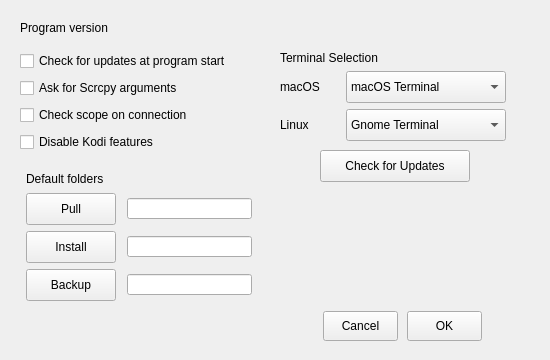
Qt form adbprefdialog.ui (Eliminater74/adblink) before a commit.
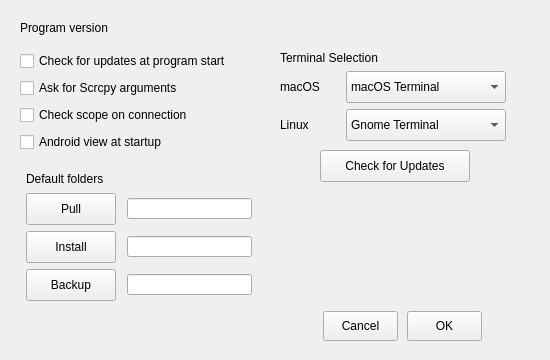
The same form after that commit.

Commit message: memory leaks from version checks fixed

The edit to the form file:
```diff
--- a/adbprefdialog.ui
+++ b/adbprefdialog.ui
@@ -176,7 +176,7 @@
     <item>
      <widget class="QCheckBox" name="startview">
       <property name="text">
-       <string>Disable Kodi features</string>
+       <string>Android view at startup</string>
       </property>
      </widget>
     </item>
```
The commit also changes 2 other files.
